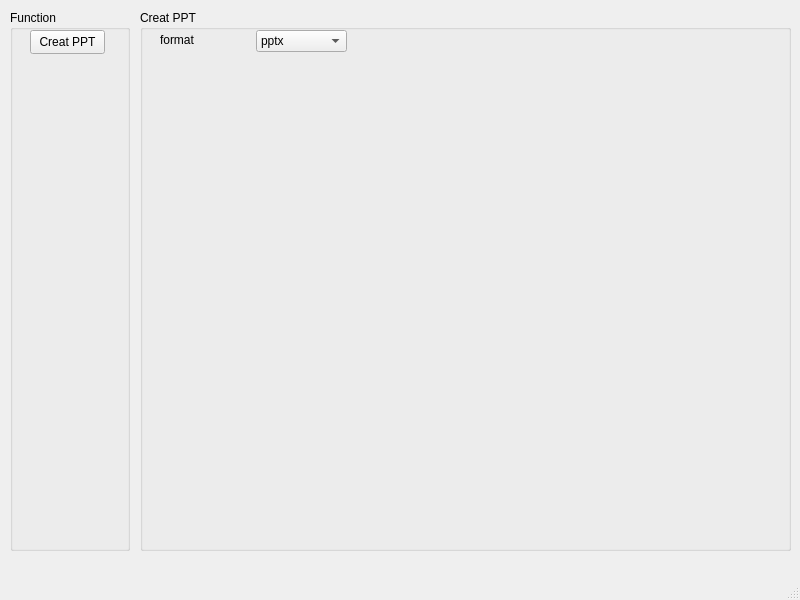
First picture: the form in PySide/NoDone.ui, repository Simple-PPT/Simple-PPT, before the edit.
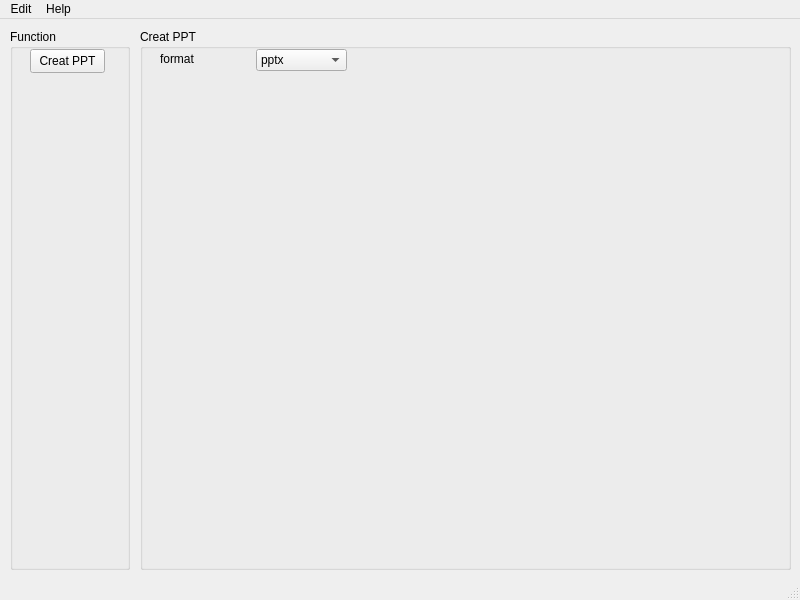
Second picture: the form after the edit. Icons and pictures are not drawn.

```diff
--- a/PySide/NoDone.ui
+++ b/PySide/NoDone.ui
@@ -104,6 +104,19 @@
      <height>22</height>
     </rect>
    </property>
+   <widget class="QMenu" name="menuEdit">
+    <property name="title">
+     <string>Edit</string>
+    </property>
+   </widget>
+   <widget class="QMenu" name="menuHelp">
+    <property name="title">
+     <string>Help</string>
+    </property>
+    <addaction name="actionAbout"/>
+   </widget>
+   <addaction name="menuEdit"/>
+   <addaction name="menuHelp"/>
   </widget>
   <widget class="QStatusBar" name="statusbar"/>
  </widget>
```
Left out of the diff: 5 changed lines with no effect on the pictures.
